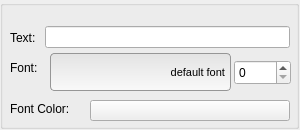
Old version of the form Tools/UIEditor/UI/uitextfieldpropertygridwidget.ui in the repository xaoctech/dava.engine.
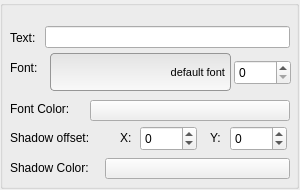
New version of the form. Custom widgets are drawn as their Qt base class.

Patch:
```diff
--- a/Tools/UIEditor/UI/uitextfieldpropertygridwidget.ui
+++ b/Tools/UIEditor/UI/uitextfieldpropertygridwidget.ui
@@ -7,13 +7,13 @@
     <x>0</x>
     <y>0</y>
     <width>300</width>
-    <height>130</height>
+    <height>190</height>
    </rect>
   </property>
   <property name="minimumSize">
    <size>
     <width>300</width>
-    <height>120</height>
+    <height>190</height>
    </size>
   </property>
   <property name="windowTitle">
@@ -25,7 +25,7 @@
      <x>0</x>
      <y>0</y>
      <width>299</width>
-     <height>129</height>
+     <height>189</height>
     </rect>
    </property>
    <property name="title">
@@ -120,6 +120,97 @@
      <string>default font</string>
     </property>
    </widget>
+   <widget class="QColorButton" name="shadowColorButton">
+    <property name="geometry">
+     <rect>
+      <x>105</x>
+      <y>158</y>
+      <width>185</width>
+      <height>21</height>
+     </rect>
+    </property>
+    <property name="text">
+     <string/>
+    </property>
+   </widget>
+   <widget class="QLabel" name="offsetYLabel">
+    <property name="geometry">
+     <rect>
+      <x>210</x>
+      <y>130</y>
+      <width>16</width>
+      <height>16</height>
+     </rect>
+    </property>
+    <property name="text">
+     <string>Y:</string>
+    </property>
+   </widget>
+   <widget class="QLabel" name="offsetXLabel">
+    <property name="geometry">
+     <rect>
+      <x>120</x>
+      <y>130</y>
+      <width>16</width>
+      <height>16</height>
+     </rect>
+    </property>
+    <property name="text">
+     <string>X:</string>
+    </property>
+   </widget>
+   <widget class="QLabel" name="shadowColorLabel">
+    <property name="geometry">
+     <rect>
+      <x>10</x>
+      <y>160</y>
+      <width>91</width>
+      <height>16</height>
+     </rect>
+    </property>
+    <property name="text">
+     <string>Shadow Color:</string>
+    </property>
+   </widget>
+   <widget class="QSpinBox" name="shadowOffsetXSpinBox">
+    <property name="geometry">
+     <rect>
+      <x>140</x>
+      <y>126</y>
+      <width>57</width>
+      <height>25</height>
+     </rect>
+    </property>
+    <property name="minimum">
+     <number>-99</number>
+    </property>
+   </widget>
+   <widget class="QSpinBox" name="shadowOffsetYSpinBox">
+    <property name="geometry">
+     <rect>
+      <x>230</x>
+      <y>126</y>
+      <width>57</width>
+      <height>25</height>
+     </rect>
+    </property>
+    <property name="minimum">
+     <number>-99</number>
+    </property>
+   </widget>
+   <widget class="QLabel" name="shadowOffsetLabel">
+    <property name="geometry">
+     <rect>
+      <x>10</x>
+      <y>130</y>
+      <width>91</width>
+      <height>16</height>
+     </rect>
+    </property>
+    <property name="text">
+     <string>Shadow offset:</string>
+    </property>
+   </widget>
   </widget>
  </widget>
  <customwidgets>
```
Left out of the diff: 2 changed lines with no effect on the pictures.
